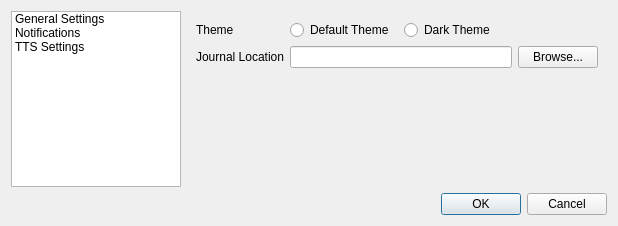
Old version of the form src/Settings/Preferences.ui in the repository neotron/EDPathFinder.
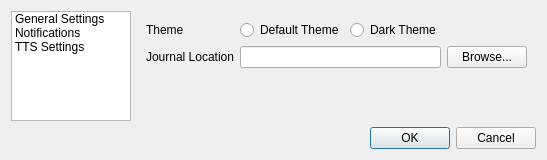
New version of the form.

```diff
--- a/src/Settings/Preferences.ui
+++ b/src/Settings/Preferences.ui
@@ -6,10 +6,16 @@
    <rect>
     <x>0</x>
     <y>0</y>
-    <width>618</width>
-    <height>226</height>
+    <width>521</width>
+    <height>160</height>
    </rect>
   </property>
+  <property name="sizePolicy">
+   <sizepolicy hsizetype="Preferred" vsizetype="Fixed">
+    <horstretch>0</horstretch>
+    <verstretch>0</verstretch>
+   </sizepolicy>
+  </property>
   <property name="windowTitle">
    <string>Preferences</string>
   </property>
```
